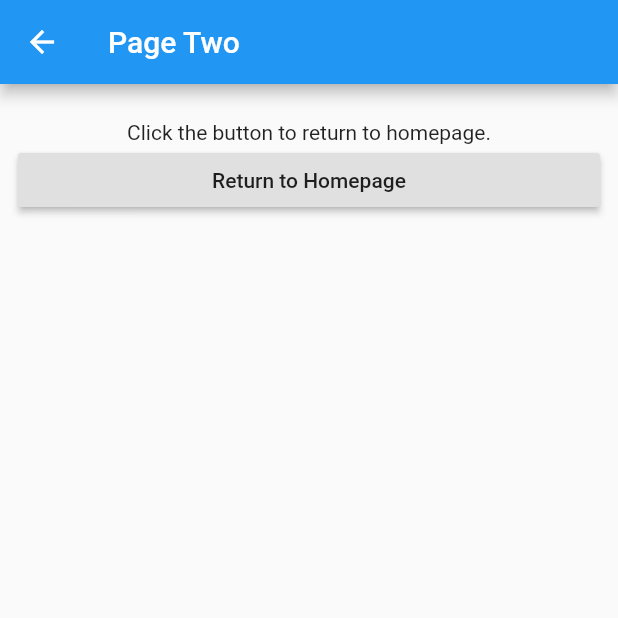
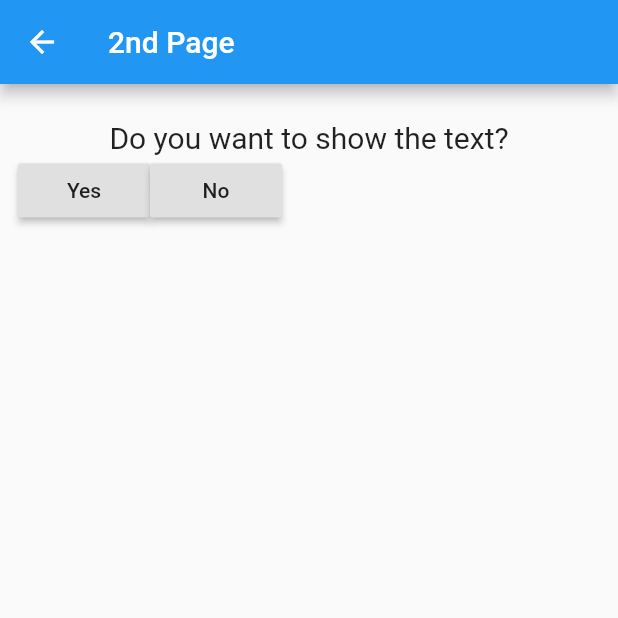
Before and after one commit to AdamZHANG123/intr_to_widgets, a Flutter app: the screen it shows after launch, after a tap on "Navigate to 2nd Page", on a phone screen of 412 x 824 dp, the top half of it. Run offline on Flutter 3.47's test engine with Material 2 defaults, Android fonts, the phone set to English and light mode, and no system bars.

Commit message:
Update navigator_example.dart
Used dynamic result to return value when navigator pop back. Plus, Used Named Navigator Routes.

```diff
--- a/lib/navigator_example.dart
+++ b/lib/navigator_example.dart
@@ -5,11 +5,39 @@ class MyApp extends StatelessWidget {
   Widget build(BuildContext context) {
     return MaterialApp(
       home: MyHomePage(),
+      routes: <String, WidgetBuilder>{
+        '/firstPage': (BuildContext context) => MyFirstPage(title: '1st Page'),
+        '/secondPage': (BuildContext context) =>
+            MySecondPage(title: '2nd Page'),
+      },
     );
   }
 }
 
-class MyHomePage extends StatelessWidget {
+class MyHomePage extends StatefulWidget {
+  @override
+  _MyHomePageState createState() => _MyHomePageState();
+}
+
+class _MyHomePageState extends State<MyHomePage> {
+  bool _showText;
+
+  Widget _showTextOrNot() {
+    if (_showText == null) {
+      return Center(
+        child: Text("You haven't pick yet."),
+      );
+    } else if (_showText) {
+      return Center(
+        child: Text('You clicked "Yes".'),
+      );
+    } else {
+      return Center(
+        child: Text('You clicked "No".'),
+      );
+    }
+  }
+
   @override
   Widget build(BuildContext context) {
     return Scaffold(
@@ -25,24 +53,25 @@ class MyHomePage extends StatelessWidget {
           children: <Widget>[
             RaisedButton(
               onPressed: () {
-                Navigator.push(context, MaterialPageRoute(
-                  builder: (BuildContext context) {
-                    return MyFirstPage();
-                  },
-                ));
+                Navigator.pushNamed(context, '/firstPage');
               },
               child: Text('Navigate to 1st Page'),
             ),
             RaisedButton(
-              onPressed: () {
-                Navigator.push(context, MaterialPageRoute(
-                  builder: (BuildContext context) {
-                    return MySecondPage();
-                  },
-                ));
+              onPressed: () async {
+                dynamic result =
+                    await Navigator.pushNamed(context, '/secondPage');
+                setState(() {
+                  if (result is bool) {
+                    _showText = result;
+                  } else {
+                    _showText = null;
+                  }
+                });
               },
               child: Text('Navigate to 2nd Page'),
             ),
+            _showTextOrNot(),
           ],
         ),
       ),
@@ -51,11 +80,15 @@ class MyHomePage extends StatelessWidget {
 }
 
 class MyFirstPage extends StatelessWidget {
+  final String title;
+
+  MyFirstPage({this.title});
+
   @override
   Widget build(BuildContext context) {
     return Scaffold(
       appBar: AppBar(
-        title: Text('Page One'),
+        title: Text(title),
       ),
       body: Container(
         margin: EdgeInsets.symmetric(
@@ -81,11 +114,15 @@ class MyFirstPage extends StatelessWidget {
 }
 
 class MySecondPage extends StatelessWidget {
+  final String title;
+
+  MySecondPage({this.title});
+
   @override
   Widget build(BuildContext context) {
     return Scaffold(
       appBar: AppBar(
-        title: Text('Page Two'),
+        title: Text(title),
       ),
       body: Container(
         margin: EdgeInsets.symmetric(
@@ -95,13 +132,28 @@ class MySecondPage extends StatelessWidget {
         child: ListView(
           children: <Widget>[
             Center(
-              child: Text('Click the button to return to homepage.'),
+              child: Text(
+                'Do you want to show the text?',
+                style: TextStyle(
+                  fontSize: 20,
+                ),
+              ),
             ),
-            RaisedButton(
-              onPressed: () {
-                Navigator.pop(context);
-              },
-              child: Text('Return to Homepage'),
+            Row(
+              children: <Widget>[
+                RaisedButton(
+                  onPressed: () {
+                    Navigator.pop(context, true);
+                  },
+                  child: Text('Yes'),
+                ),
+                RaisedButton(
+                  onPressed: () {
+                    Navigator.pop(context, false);
+                  },
+                  child: Text('No'),
+                ),
+              ],
             ),
           ],
         ),
```
